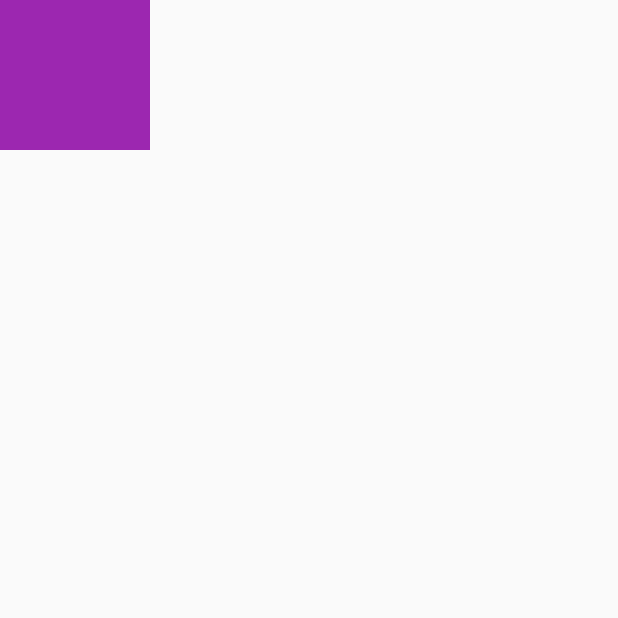
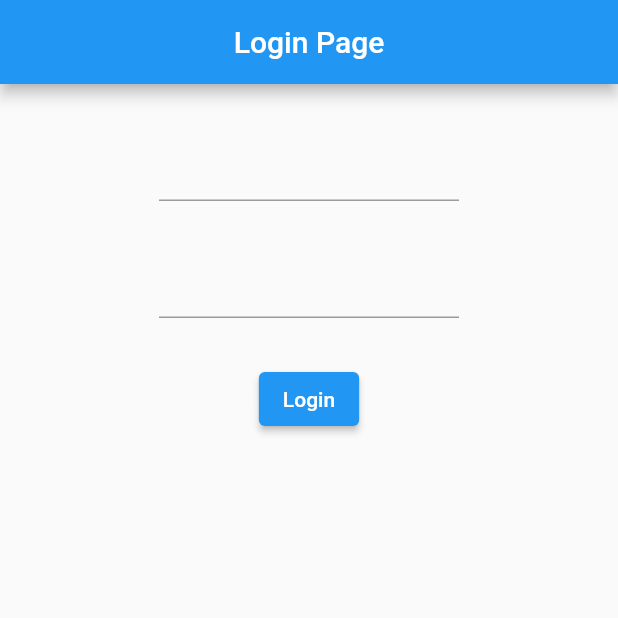
Before and after one commit to MuzzamilJawed/Flutter-projects, a Flutter app: the screen it shows after launch, on a phone screen of 412 x 824 dp, the top half of it. Run offline on Flutter 3.47's test engine with Material 2 defaults, Android fonts, the phone set to English and light mode, and no system bars.

```diff
--- a/hello/lib/main.dart
+++ b/hello/lib/main.dart
@@ -8,13 +8,75 @@ class MyApp extends StatelessWidget {
   @override
   Widget build(BuildContext context) {
     return MaterialApp(
+      debugShowCheckedModeBanner: false, //to remove debug sign
       home:Scaffold(
         // body:Text("Hello World"),
-        body: Container(
-          height:100,
-          width:100,
-          color: Colors.purple,
+        // body: Container(
+        //   height:100,
+        //   width:100,
+        //   color: Colors.purple,
+        //   child:Text("Container"),
+        // ),
+        // body:Column(
+        //   children:[
+        //     Text("1st Column"),
+        //     SizedBox(height : 10,),
+        //     Text("2nd Column"),
+        //     Text("3rd Column"),
+        //     Text("4th Column"),
+        //     Text("5th Column"),
+        //   ],
+        // )
+        // body:Row(
+        //   mainAxisAlignment: MainAxisAlignment.center,
+        //   // mainAxisAlignment: MainAxisAlignment.end,
+        //   // mainAxisAlignment: MainAxisAlignment.spaceBetween,
+        //   crossAxisAlignment: CrossAxisAlignment.center,
+
+        //   children:[
+        //     Text("1st Column"),
+        //     Text("2nd Column"),
+        //     Text("3rd Column"),
+        //     Text("4th Column"),
+        //     Text("5th Column"),
+        //   ],
+        // )
+        // body: SingleChildScrollView(
+        //   child: Center(
+        //     child:Column(
+        //     mainAxisAlignment: MainAxisAlignment.center,
+        //     // crossAxisAlignment: CrossAxisAlignment.center,
+        //     children:[
+        //     Container(
+        //       height: 100,
+        //       width: 100,
+        //       color: Colors.purple,),
+        //     // SizedBox(height:30),
+        //   ],),
+        //   ),
+        // ),
+        appBar: AppBar(
+          title: Center(child: Text("Login Page")),
         ),
+        body:Center(
+          child: Column(
+            // mainAxisAlignment: MainAxisAlignment.spaceAround,
+            children: [
+              SizedBox(height:30),
+              Container(
+                width:200,
+                child: TextField()
+              ),
+              SizedBox(height:30),
+              Container(
+                width:200,
+                child: TextField()
+              ),
+              SizedBox(height:30),
+              ElevatedButton(onPressed: (){}, child: Text("Login"))
+            ],
+          ),
+        )
       ),
 
     );
```
Also changed, not shown: ecommerce/lib/main.dart (added, +27 -0 lines), ecommerce/lib/page1.dart (added, +34 -0 lines), ecommerce/pubspec.yaml (added, +76 -0 lines), ecommerce/pubspec.lock (added), 66 other files.
